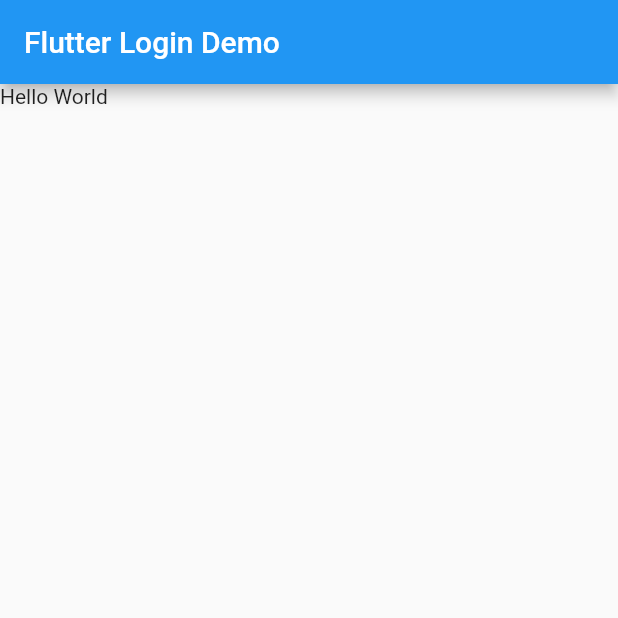
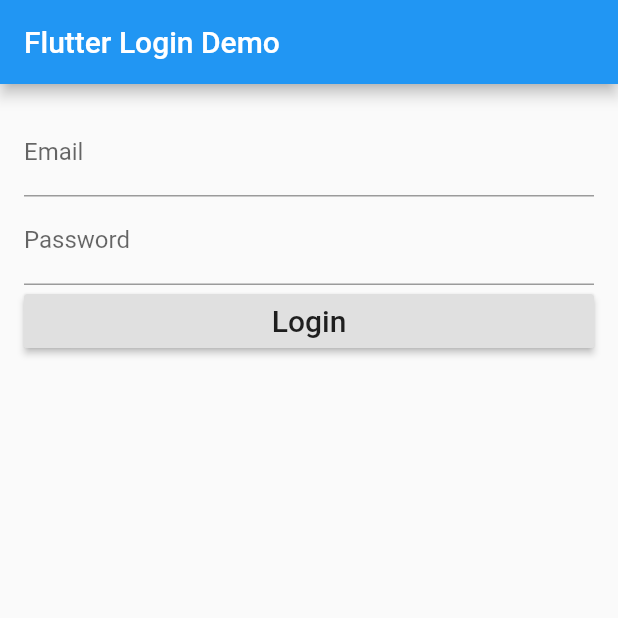
Before and after one commit to jantapabh/Flutter-Project-Team, a Flutter app: the screen it shows after launch, on a phone screen of 412 x 824 dp, the top half of it. Run offline on Flutter 3.47's test engine with Material 2 defaults, Android fonts, the phone set to English and light mode, and no system bars.

Commit message:
Add LoginForm

```diff
--- a/lib/login_page.dart
+++ b/lib/login_page.dart
@@ -14,12 +14,36 @@ class _LoginPageState extends State<LoginPage>{
   String _email;
   String _password;
 
-  @verride
+  void validateAndSave(){
+
+
+  }
+
+  @override
   Widget build(BuildContext context) {
     return new Scaffold(
         appBar: new AppBar(
           title: new Text('Flutter Login Demo'),
         ),
-        body: new Container(child: new Text('Hello World')));
+        body: new Container(
+          padding: EdgeInsets.all(16.0),
+          child: new Form(
+            child: new Column(
+              crossAxisAlignment: CrossAxisAlignment.stretch,
+              children: <Widget>[
+                new TextFormField(
+                  decoration: new InputDecoration(labelText: 'Email' ),),
+                  new TextFormField(
+                    decoration: new InputDecoration(labelText: 'Password'),
+                    obscureText: true,
+                  ),
+                  new RaisedButton(
+                    child: new Text('Login', style: new TextStyle(fontSize: 20.0)),
+                    onPressed: validateAndSave,
+                  )
+              ],
+            )
+          )
+          ));
   }
 }
```
